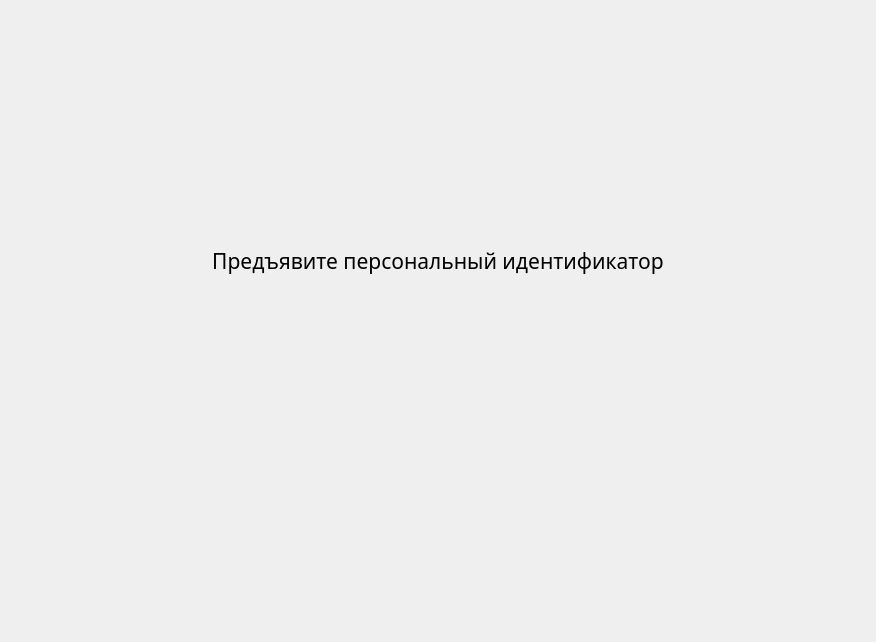
Before: the Qt Designer form ui/IdWaitPage.ui in m6v/sobol, drawn with Qt 5.
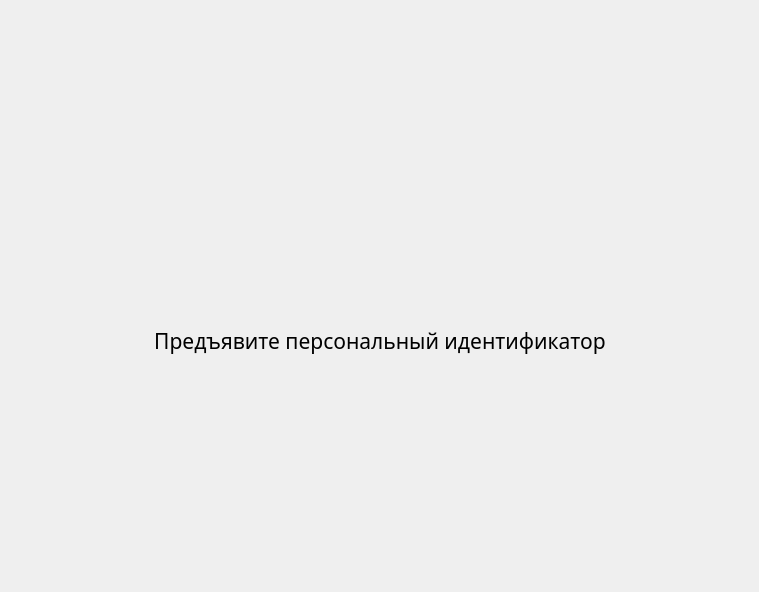
After: the same form once the commit is applied.

Patch:
```diff
--- a/ui/IdWaitPage.ui
+++ b/ui/IdWaitPage.ui
@@ -6,15 +6,15 @@
    <rect>
     <x>0</x>
     <y>0</y>
-    <width>876</width>
-    <height>642</height>
+    <width>759</width>
+    <height>592</height>
    </rect>
   </property>
   <property name="windowTitle">
    <string>Form</string>
   </property>
-  <layout class="QVBoxLayout" name="verticalLayout_2">
-   <item>
+  <layout class="QGridLayout" name="gridLayout" rowstretch="3,0,1">
+   <item row="0" column="1">
     <spacer name="verticalSpacer">
      <property name="orientation">
       <enum>Qt::Vertical</enum>
@@ -27,22 +27,20 @@
      </property>
     </spacer>
    </item>
-   <item>
-    <layout class="QHBoxLayout" name="horizontalLayout">
-     <item>
+   <item row="1" column="0">
       <spacer name="horizontalSpacer">
        <property name="orientation">
         <enum>Qt::Horizontal</enum>
        </property>
        <property name="sizeHint" stdset="0">
         <size>
-         <width>40</width>
+       <width>135</width>
          <height>20</height>
         </size>
        </property>
       </spacer>
      </item>
-     <item>
+   <item row="1" column="1">
       <layout class="QVBoxLayout" name="wait_vertical_layout">
        <item>
         <widget class="QLabel" name="present_personal_id_label">
@@ -101,22 +99,20 @@
        </item>
       </layout>
      </item>
-     <item>
+   <item row="1" column="2">
       <spacer name="horizontalSpacer_2">
        <property name="orientation">
         <enum>Qt::Horizontal</enum>
        </property>
        <property name="sizeHint" stdset="0">
         <size>
-         <width>40</width>
+       <width>134</width>
          <height>20</height>
         </size>
        </property>
       </spacer>
      </item>
-    </layout>
-   </item>
-   <item>
+   <item row="2" column="1">
     <spacer name="verticalSpacer_2">
      <property name="orientation">
       <enum>Qt::Vertical</enum>
```
Lines whose indentation alone changed are shown as unchanged.
